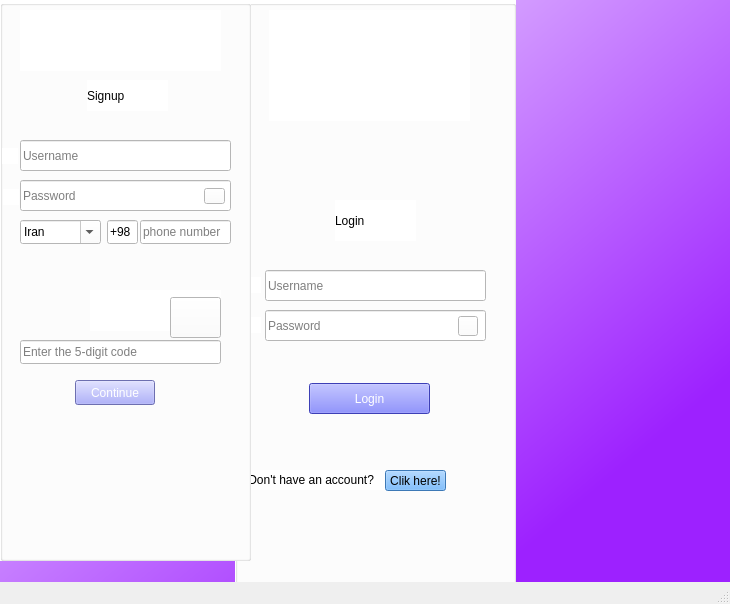
Above: login.ui from Pourya231/converso before the change. Below: the same form after it.
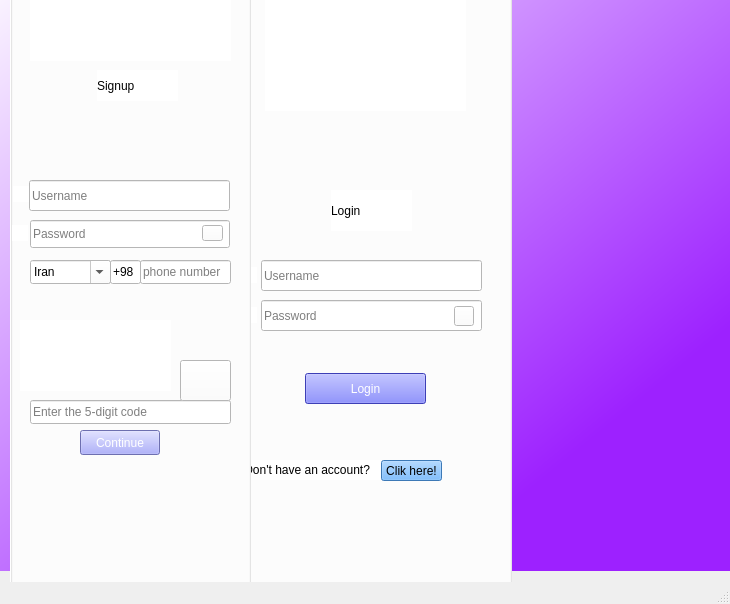
That is the form after the change. Icons and pictures are not drawn.

Commit message: change cpatcha style 2

Diff of the .ui file:
```diff
--- a/login.ui
+++ b/login.ui
@@ -20,10 +20,10 @@
    <widget class="QGraphicsView" name="graphicsView">
     <property name="geometry">
      <rect>
-      <x>0</x>
-      <y>-20</y>
+      <x>-10</x>
+      <y>-50</y>
       <width>761</width>
-      <height>641</height>
+      <height>621</height>
      </rect>
     </property>
     <property name="styleSheet">
@@ -39,10 +39,10 @@
    <widget class="QGroupBox" name="groupBox_2">
     <property name="geometry">
      <rect>
-      <x>0</x>
-      <y>0</y>
-      <width>251</width>
-      <height>561</height>
+      <x>10</x>
+      <y>-10</y>
+      <width>241</width>
+      <height>601</height>
      </rect>
     </property>
     <property name="styleSheet">
@@ -71,9 +71,9 @@
     <widget class="QLineEdit" name="lineEdit_3">
      <property name="geometry">
       <rect>
-       <x>20</x>
-       <y>140</y>
-       <width>211</width>
+       <x>19</x>
+       <y>190</y>
+       <width>201</width>
        <height>31</height>
       </rect>
      </property>
@@ -90,47 +90,13 @@
       <string>Username</string>
      </property>
     </widget>
-    <widget class="QLineEdit" name="lineEdit_4">
-     <property name="geometry">
-      <rect>
-       <x>20</x>
-       <y>180</y>
-       <width>211</width>
-       <height>31</height>
-      </rect>
-     </property>
-     <property name="styleSheet">
-      <string notr="true">color: rgb(0, 0, 0);</string>
-     </property>
-     <property name="inputMask">
-      <string/>
-     </property>
-     <property name="text">
-      <string/>
-     </property>
-     <property name="maxLength">
-      <number>7</number>
-     </property>
-     <property name="frame">
-      <bool>true</bool>
-     </property>
-     <property name="echoMode">
-      <enum>QLineEdit::Password</enum>
-     </property>
-     <property name="cursorPosition">
-      <number>0</number>
-     </property>
-     <property name="placeholderText">
-      <string>Password</string>
-     </property>
-    </widget>
     <widget class="QLabel" name="label_4">
      <property name="geometry">
       <rect>
-       <x>90</x>
-       <y>290</y>
-       <width>131</width>
-       <height>41</height>
+       <x>10</x>
+       <y>330</y>
+       <width>151</width>
+       <height>71</height>
       </rect>
      </property>
      <property name="styleSheet">
@@ -159,7 +125,7 @@
      <property name="geometry">
       <rect>
        <x>20</x>
-       <y>340</y>
+       <y>410</y>
        <width>201</width>
        <height>24</height>
       </rect>
@@ -178,8 +144,8 @@
     <widget class="QPushButton" name="pushButton_4">
      <property name="geometry">
       <rect>
-       <x>75</x>
-       <y>380</y>
+       <x>70</x>
+       <y>440</y>
        <width>80</width>
        <height>25</height>
       </rect>
@@ -197,8 +163,8 @@
     <widget class="QLineEdit" name="lineEdit_6">
      <property name="geometry">
       <rect>
-       <x>140</x>
-       <y>220</y>
+       <x>130</x>
+       <y>270</y>
        <width>91</width>
        <height>24</height>
       </rect>
@@ -220,7 +186,7 @@
      <property name="geometry">
       <rect>
        <x>20</x>
-       <y>220</y>
+       <y>270</y>
        <width>81</width>
        <height>24</height>
       </rect>
@@ -293,46 +259,14 @@
     <widget class="QLabel" name="label_5">
      <property name="geometry">
       <rect>
-       <x>2</x>
-       <y>148</y>
-       <width>16</width>
-       <height>16</height>
-      </rect>
-     </property>
-     <property name="styleSheet">
-      <string notr="true">image: url(:/new/prefix1/OIP.jpg);</string>
-     </property>
-     <property name="text">
-      <string/>
-     </property>
-    </widget>
-    <widget class="QLabel" name="label_7">
-     <property name="geometry">
-      <rect>
        <x>3</x>
-       <y>189</y>
+       <y>196</y>
        <width>16</width>
        <height>16</height>
       </rect>
      </property>
      <property name="styleSheet">
-      <string notr="true">image: url(:/new/prefix1/lock.png);</string>
-     </property>
-     <property name="text">
-      <string/>
-     </property>
-    </widget>
-    <widget class="QPushButton" name="pushButton_5">
-     <property name="geometry">
-      <rect>
-       <x>204</x>
-       <y>188</y>
-       <width>21</width>
-       <height>16</height>
-      </rect>
-     </property>
-     <property name="styleSheet">
-      <string notr="true">image: url(:/new/prefix1/eye2.jpg);</string>
+      <string notr="true">image: url(:/new/prefix1/OIP.jpg);</string>
      </property>
      <property name="text">
       <string/>
@@ -341,8 +275,8 @@
     <widget class="QLineEdit" name="lineEdit_7">
      <property name="geometry">
       <rect>
-       <x>107</x>
-       <y>220</y>
+       <x>100</x>
+       <y>270</y>
        <width>31</width>
        <height>24</height>
       </rect>
@@ -361,7 +295,7 @@
      <property name="geometry">
       <rect>
        <x>170</x>
-       <y>297</y>
+       <y>370</y>
        <width>51</width>
        <height>41</height>
       </rect>
@@ -391,12 +325,81 @@
       <string/>
      </property>
     </widget>
+    <widget class="QLineEdit" name="lineEdit_8">
+     <property name="geometry">
+      <rect>
+       <x>20</x>
+       <y>230</y>
+       <width>200</width>
+       <height>28</height>
+      </rect>
+     </property>
+     <property name="styleSheet">
+      <string notr="true">font: 8pt &quot;MS Shell Dlg 2&quot;;
+color: rgb(0, 0, 0);</string>
+     </property>
+     <property name="maxLength">
+      <number>8</number>
+     </property>
+     <property name="echoMode">
+      <enum>QLineEdit::Password</enum>
+     </property>
+     <property name="placeholderText">
+      <string>Password</string>
+     </property>
+    </widget>
+    <widget class="QLabel" name="label_11">
+     <property name="geometry">
+      <rect>
+       <x>2</x>
+       <y>235</y>
+       <width>16</width>
+       <height>16</height>
+      </rect>
+     </property>
+     <property name="styleSheet">
+      <string notr="true">image: url(:/new/prefix1/lock.png);</string>
+     </property>
+     <property name="text">
+      <string/>
+     </property>
+    </widget>
+    <widget class="QPushButton" name="pushButton_7">
+     <property name="geometry">
+      <rect>
+       <x>192</x>
+       <y>235</y>
+       <width>21</width>
+       <height>16</height>
+      </rect>
+     </property>
+     <property name="styleSheet">
+      <string notr="true">image: url(:/new/prefix1/eye2.jpg);</string>
+     </property>
+     <property name="text">
+      <string/>
+     </property>
+    </widget>
+    <zorder>lineEdit_8</zorder>
+    <zorder>label_3</zorder>
+    <zorder>lineEdit_3</zorder>
+    <zorder>label_4</zorder>
+    <zorder>lineEdit_5</zorder>
+    <zorder>pushButton_4</zorder>
+    <zorder>lineEdit_6</zorder>
+    <zorder>comboBox</zorder>
+    <zorder>label_5</zorder>
+    <zorder>lineEdit_7</zorder>
+    <zorder>pushButton_6</zorder>
+    <zorder>label_10</zorder>
+    <zorder>label_11</zorder>
+    <zorder>pushButton_7</zorder>
    </widget>
    <widget class="QGroupBox" name="groupBox">
     <property name="geometry">
      <rect>
-      <x>235</x>
-      <y>0</y>
+      <x>231</x>
+      <y>-10</y>
       <width>281</width>
       <height>601</height>
      </rect>
```
Left out of the diff: 3 changed lines with no effect on the pictures. The commit also changes 6 other files.
